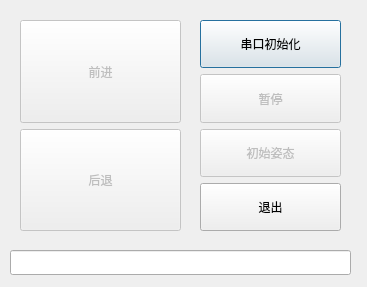
This is four_legged.ui in Skyendless/MiniBot as Qt 5 draws it before an edit. The edited form follows.
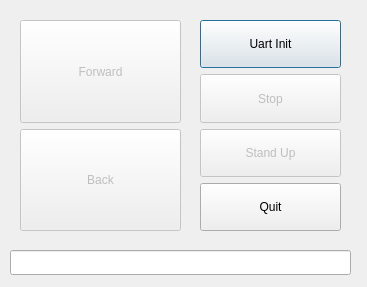
This is the edited form. Icons and pictures are not drawn.

```diff
--- a/four_legged.ui
+++ b/four_legged.ui
@@ -32,7 +32,7 @@
        </sizepolicy>
       </property>
       <property name="text">
-       <string>串口初始化</string>
+       <string>Uart Init</string>
       </property>
       <property name="icon">
        <iconset resource="pictures/res.qrc">
@@ -58,7 +58,7 @@
        </sizepolicy>
       </property>
       <property name="text">
-       <string>暂停</string>
+       <string>Stop</string>
       </property>
       <property name="icon">
        <iconset resource="pictures/res.qrc">
@@ -84,7 +84,7 @@
        </sizepolicy>
       </property>
       <property name="text">
-       <string>初始姿态</string>
+       <string>Stand Up</string>
       </property>
       <property name="icon">
        <iconset resource="pictures/res.qrc">
@@ -107,7 +107,7 @@
        </sizepolicy>
       </property>
       <property name="text">
-       <string>退出</string>
+       <string>Quit</string>
       </property>
       <property name="icon">
        <iconset resource="pictures/res.qrc">
@@ -145,7 +145,7 @@
        </sizepolicy>
       </property>
       <property name="text">
-       <string>前进</string>
+       <string>Forward</string>
       </property>
       <property name="icon">
        <iconset resource="pictures/res.qrc">
@@ -171,7 +171,7 @@
        </sizepolicy>
       </property>
       <property name="text">
-       <string>后退</string>
+       <string>Back</string>
       </property>
       <property name="icon">
        <iconset resource="pictures/res.qrc">
```
Left out of the diff: 2 changed lines with no effect on the pictures.
